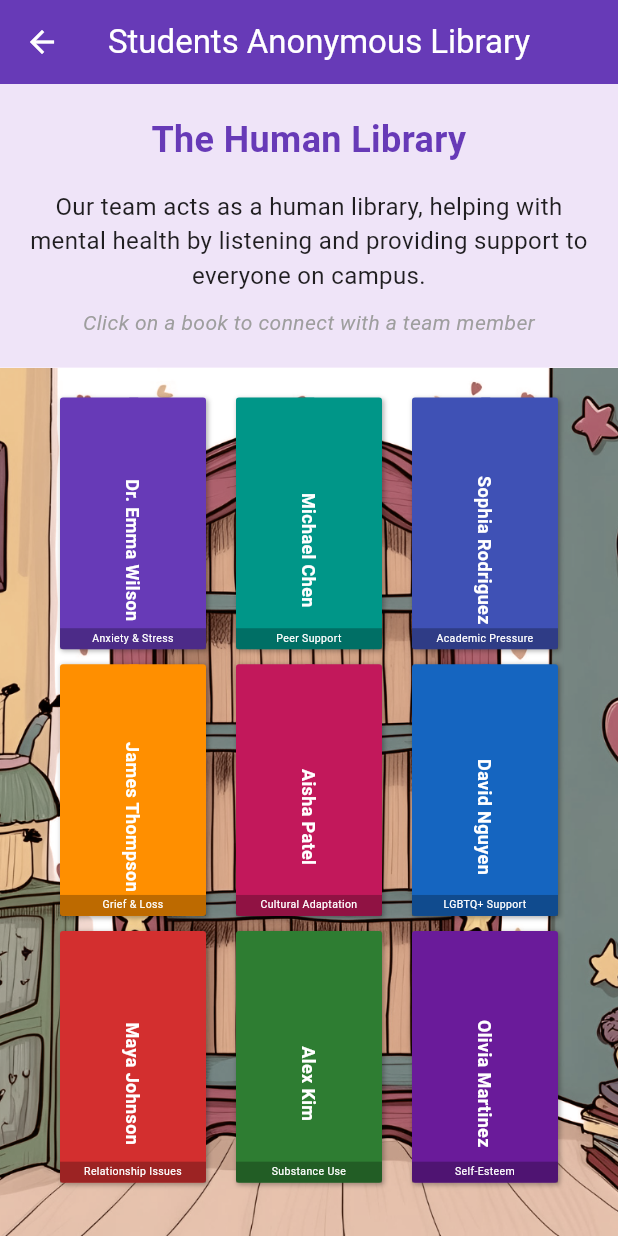
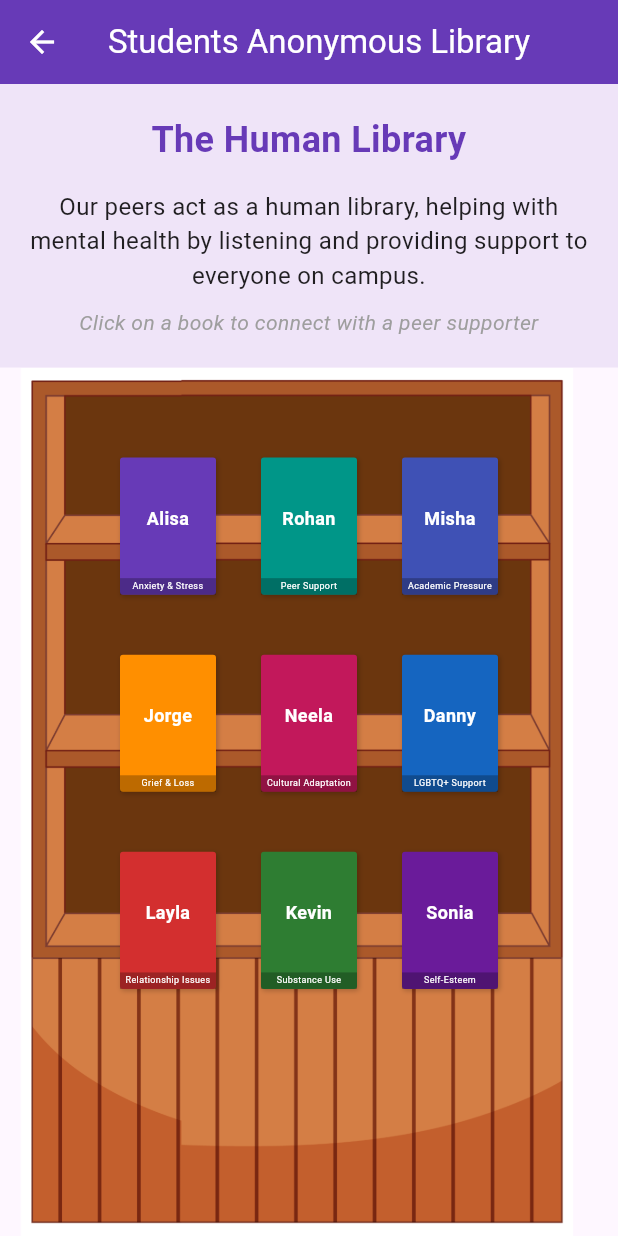
Before and after one commit to ByteCommitter/SustaBit, a Flutter app: the SALibraryPage screen opened directly, on a phone screen of 412 x 824 dp. Run offline on Flutter 3.47's test engine with Material 3 defaults, Android fonts, the phone set to English and light mode, and no system bars; our stand-ins replace cloud_firestore, firebase_auth, firebase_core, font_awesome_flutter, get, google_sign_in; accounts and stored records are empty.

Commit message:
SA Human Library

```diff
--- a/lib/pages/Community/sa_chat_page.dart
+++ b/lib/pages/Community/sa_chat_page.dart
@@ -133,13 +133,13 @@ class _SAChatPageState extends State<SAChatPage> {
             child: Row(
               crossAxisAlignment: CrossAxisAlignment.start,
               children: [
-                // Book icon - made thinner
+                // Book icon - made even smaller
                 Container(
-                  height: 60,
-                  width: 30, // Reduced from 40 to 30
+                  height: 50, // Reduced from 60 to 50
+                  width: 25, // Reduced from 30 to 25
                   decoration: BoxDecoration(
                     color: widget.teamMember.bookColor,
-                    borderRadius: BorderRadius.circular(3), // Matching the library books
+                    borderRadius: BorderRadius.circular(2),
                   ),
                   margin: const EdgeInsets.only(right: 16),
                 ),
--- a/lib/pages/Community/sa_library_page.dart
+++ b/lib/pages/Community/sa_library_page.dart
@@ -33,7 +33,7 @@ class SALibraryPage extends StatelessWidget {
                 ),
                 SizedBox(height: 16),
                 Text(
-                  'Our team acts as a human library, helping with mental health by listening and providing support to everyone on campus.',
+                  'Our peers act as a human library, helping with mental health by listening and providing support to everyone on campus.',
                   style: TextStyle(
                     fontSize: 16,
                     color: Colors.black87,
@@ -42,7 +42,7 @@ class SALibraryPage extends StatelessWidget {
                 ),
                 SizedBox(height: 10),
                 Text(
-                  'Click on a book to connect with a team member',
+                  'Click on a book to connect with a peer supporter',
                   style: TextStyle(
                     fontSize: 14,
                     fontStyle: FontStyle.italic,
@@ -57,24 +57,26 @@ class SALibraryPage extends StatelessWidget {
           // Bookshelf
           Expanded(
             child: Container(
+              padding: EdgeInsets.all(30),
               decoration: BoxDecoration(
+
                 image: DecorationImage(
                   image: AssetImage('assets/images/wooden_shelf.png'),
-                  fit: BoxFit.cover,
-                  colorFilter: ColorFilter.mode(
-                    Colors.brown.withOpacity(0.7),
-                    BlendMode.color,
-                  ),
+                  fit: BoxFit.cover
+                  //colorFilter: ColorFilter.mode(
+                  //   Colors.brown.withOpacity(0.7),
+                  //   BlendMode.color,
+                  // ),
                 ),
               ),
               child: Padding(
-                padding: const EdgeInsets.symmetric(horizontal: 40.0, vertical: 20.0), // Increased padding
+                padding: const EdgeInsets.symmetric(horizontal: 50.0, vertical: 30.0), // Increased padding to center books more
                 child: GridView.builder(
                   gridDelegate: const SliverGridDelegateWithFixedCrossAxisCount(
                     crossAxisCount: 3,
-                    childAspectRatio: 0.58, // Adjusted for thinner books
-                    crossAxisSpacing: 20, // Increased spacing between books
-                    mainAxisSpacing: 10, // Increased vertical spacing
+                    childAspectRatio: 0.7, // Adjusted aspect ratio for smaller books
+                    crossAxisSpacing: 30, // Increased spacing between books horizontally
+                    mainAxisSpacing: 40, // Increased vertical spacing
                   ),
                   itemCount: _saTeamMembers.length,
                   itemBuilder: (context, index) {
@@ -97,12 +99,16 @@ class SALibraryPage extends StatelessWidget {
         Get.to(() => SAChatPage(teamMember: member));
       },
       child: Container(
+        // REDUCED HEIGHT AND WIDTH: Made container size even smaller
+        height: 50, // Further reduced from 40 to 30
+        width: 20,  // Keeping width the same
+
         decoration: BoxDecoration(
           color: member.bookColor,
-          borderRadius: BorderRadius.circular(2), // Even smaller corner radius
+          borderRadius: BorderRadius.circular(2),
           boxShadow: [
             BoxShadow(
-              color: Colors.black.withOpacity(0.3),
+              color: Colors.black.withOpacity(0.2), // Lighter shadow
               blurRadius: 2,
               offset: const Offset(1, 1),
             ),
@@ -111,42 +117,31 @@ class SALibraryPage extends StatelessWidget {
         child: Column(
           mainAxisAlignment: MainAxisAlignment.center,
           children: [
-            // Book spine - even thinner
-            Container(
-              height: 50, // Shorter spine
-              width: 6, // Thinner spine
-              color: member.bookColor.withOpacity(0.7),
-              margin: const EdgeInsets.only(left: 1), // Smaller margin
-            ),
-
-            // Book title (rotated)
+            // Book title (horizontal)
             Expanded(
               child: Center(
-                child: RotatedBox(
-                  quarterTurns: 1, // Rotate 90 degrees
                 child: Text(
                   member.name,
                   style: const TextStyle(
                     color: Colors.white,
                     fontWeight: FontWeight.bold,
-                      fontSize: 12, // Smaller font
+                    fontSize: 12, // Slightly smaller font
                   ),
                   textAlign: TextAlign.center,
                 ),
               ),
             ),
-            ),
 
-            // Book subject - thinner
+            // Book subject - smaller
             Container(
-              padding: const EdgeInsets.symmetric(horizontal: 4, vertical: 2), // Smaller padding
+              padding: const EdgeInsets.symmetric(horizontal: 3, vertical: 1), // Even smaller padding
               alignment: Alignment.center,
               color: Colors.black26,
               child: Text(
                 member.specialty,
                 style: const TextStyle(
                   color: Colors.white,
-                  fontSize: 7, // Even smaller font
+                  fontSize: 6, // Even smaller font
                 ),
                 maxLines: 1,
                 overflow: TextOverflow.ellipsis,
@@ -179,112 +174,112 @@ class SATeamMember {
   });
 }
 
-// Hardcoded SA team members
+// Updated SA team members with 5-letter names
 final List<SATeamMember> _saTeamMembers = [
   SATeamMember(
     id: 'sa1',
-    name: 'Dr. Emma Wilson',
+    name: 'Alisa', // 5-letter name
     specialty: 'Anxiety & Stress',
-    bio: 'Clinical psychologist with 10 years of experience helping students manage anxiety and stress.',
+    bio: 'Peer supporter with experience helping fellow students manage anxiety and stress.',
     bookColor: Colors.deepPurple,
     presetMessages: [
-      "Hi there! I'm Dr. Emma. How can I support you today?",
+      "Hi there! I'm Alisa. How can I support you today?",
       "Remember that feeling anxious is a normal response to stress. Let's talk about it.",
       "Would you like to learn some breathing techniques that can help in moments of stress?",
     ],
   ),
   SATeamMember(
     id: 'sa2',
-    name: 'Michael Chen',
+    name: 'Rohan', // 5-letter name
     specialty: 'Peer Support',
-    bio: 'Graduate student and trained peer counselor who has personal experience with overcoming depression.',
+    bio: 'Student who has personal experience with overcoming depression and wants to help others.',
     bookColor: Colors.teal,
     presetMessages: [
-      "Hey! I'm Michael. I'm here to listen without judgment.",
+      "Hey! I'm Rohan. I'm here to listen without judgment.",
       "As someone who's been through similar struggles, I understand how overwhelming things can get.",
       "Would you like to share what's been on your mind lately?",
     ],
   ),
   SATeamMember(
     id: 'sa3',
-    name: 'Sophia Rodriguez',
+    name: 'Misha', // 5-letter name
     specialty: 'Academic Pressure',
-    bio: 'Education counselor specializing in helping students navigate academic stress and expectations.',
+    bio: 'Student mentor specializing in helping peers navigate academic stress and expectations.',
     bookColor: Colors.indigo,
     presetMessages: [
-      "Hi, I'm Sophia. Feeling overwhelmed with coursework?",
+      "Hi, I'm Misha. Feeling overwhelmed with coursework?",
       "Let's discuss some strategies to balance your academic responsibilities.",
       "Remember that your worth isn't determined by your grades or achievements.",
     ],
   ),
   SATeamMember(
     id: 'sa4',
-    name: 'James Thompson',
+    name: 'Jorge', // 5-letter name
     specialty: 'Grief & Loss',
-    bio: 'Licensed therapist with expertise in helping individuals process grief and navigate significant life changes.',
+    bio: 'Peer supporter trained to help individuals process grief and navigate significant life changes.',
     bookColor: Colors.amber.shade800,
     presetMessages: [
-      "Hello, I'm James. I create a safe space for discussing difficult emotions.",
+      "Hello, I'm Jorge. I create a safe space for discussing difficult emotions.",
       "Grief can come in many forms. How has your experience been?",
       "It's okay to not be okay. I'm here to support you through this process.",
     ],
   ),
   SATeamMember(
     id: 'sa5',
-    name: 'Aisha Patel',
+    name: 'Neela', // 5-letter name
     specialty: 'Cultural Adaptation',
-    bio: 'International student advisor who helps students navigate cultural transitions and identity challenges.',
+    bio: 'International student who helps peers navigate cultural transitions and identity challenges.',
     bookColor: Colors.pink.shade700,
     presetMessages: [
-      "Hi, I'm Aisha. Adjusting to a new environment can be challenging.",
+      "Hi, I'm Neela. Adjusting to a new environment can be challenging.",
       "I'd love to hear about your experiences and how you've been coping.",
       "What aspects of the transition have been most difficult for you?",
     ],
   ),
   SATeamMember(
     id: 'sa6',
-    name: 'David Nguyen',
+    name: 'Danny', // 5-letter name
     specialty: 'LGBTQ+ Support',
-    bio: 'Counselor and advocate for LGBTQ+ students, focusing on identity, acceptance, and community building.',
+    bio: 'Student advocate for LGBTQ+ peers, focusing on identity, acceptance, and community building.',
     bookColor: Colors.blue.shade800,
     presetMessages: [
-      "Hello! I'm David. This is a judgment-free zone where you can be yourself.",
+      "Hello! I'm Danny. This is a judgment-free zone where you can be yourself.",
       "How have you been feeling about your identity and place in the community?",
       "Would you like to discuss resources or support groups available on campus?",
     ],
   ),
   SATeamMember(
     id: 'sa7',
-    name: 'Maya Johnson',
+    name: 'Layla', // 5-letter name
     specialty: 'Relationship Issues',
-    bio: 'Counselor specializing in interpersonal relationships, communication skills, and boundary setting.',
+    bio: 'Peer supporter trained in interpersonal relationships, communication skills, and boundary setting.',
     bookColor: Colors.red.shade700,
     presetMessages: [
-      "Hi, I'm Maya. Navigating relationships can be complex.",
+      "Hi, I'm Layla. Navigating relationships can be complex.",
       "How have your connections with others been affecting your well-being?",
       "Let's talk about healthy boundaries and communication strategies.",
     ],
   ),
   SATeamMember(
     id: 'sa8',
-    name: 'Alex Kim',
+    name: 'Kevin', // 5-letter name
     specialty: 'Substance Use',
-    bio: 'Recovery coach who provides non-judgmental support for students dealing with substance use concerns.',
+    bio: 'Student who provides non-judgmental support for peers dealing with substance use concerns.',
     bookColor: Colors.green.shade800,
     presetMessages: [
-      "Hey there, I'm Alex. I'm here to listen and support, not to judge.",
+      "Hey there, I'm Kevin. I'm here to listen and support, not to judge.",
       "Would you like to talk about how substance use has been impacting your life?",
       "There are many paths to wellness. Let's explore what might work for you.",
     ],
   ),
   SATeamMember(
     id: 'sa9',
-    name: 'Olivia Martinez',
+    name: 'Sonia', // 5-letter name
     specialty: 'Self-Esteem',
-    bio: 'Positive psychology practitioner focused on building self-worth, resilience, and personal strengths.',
+    bio: 'Peer mentor focused on building self-worth, resilience, and personal strengths.',
     bookColor: Colors.purple.shade800,
     presetMessages: [
-      "Hello! I'm Olivia. I believe in your inherent worth and potential.",
+      "Hello! I'm Sonia. I believe in your inherent worth and potential.",
       "How has your relationship with yourself been lately?",
       "Let's explore the unique strengths you possess that you might not fully recognize yet.",
     ],
```
Also changed, not shown: assets/images/1wooden_shelf.png (added), assets/images/2wooden_shelf.png (added), assets/images/wooden_shelf.png. Lines whose indentation alone changed are shown as unchanged.
